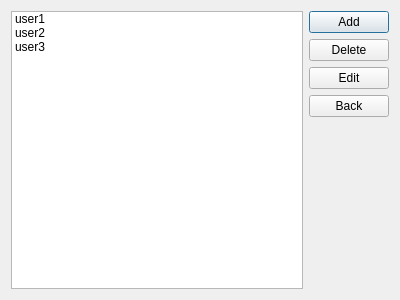
First picture: the form in editusers.ui, repository vk2231/VK, before the edit.
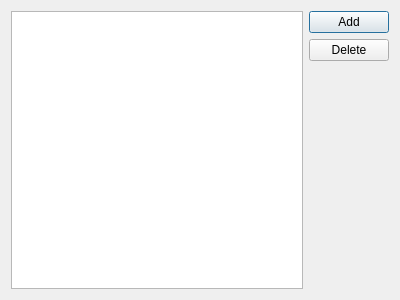
Second picture: the form after the edit.

Patch:
```diff
--- a/editusers.ui
+++ b/editusers.ui
@@ -28,40 +28,10 @@
      </property>
     </widget>
    </item>
+   <item row="1" column="0" rowspan="3">
+    <widget class="QListWidget" name="listWidget"/>
+   </item>
    <item row="3" column="1">
-    <widget class="QPushButton" name="pushButton_3">
-     <property name="text">
-      <string>Edit</string>
-     </property>
-    </widget>
-   </item>
-   <item row="4" column="1">
-    <widget class="QPushButton" name="pushButton_4">
-     <property name="text">
-      <string>Back</string>
-     </property>
-    </widget>
-   </item>
-   <item row="1" column="0" rowspan="5">
-    <widget class="QListWidget" name="listWidget">
-     <item>
-      <property name="text">
-       <string>user1</string>
-      </property>
-     </item>
-     <item>
-      <property name="text">
-       <string>user2</string>
-      </property>
-     </item>
-     <item>
-      <property name="text">
-       <string>user3</string>
-      </property>
-     </item>
-    </widget>
-   </item>
-   <item row="5" column="1">
     <spacer name="verticalSpacer">
      <property name="orientation">
       <enum>Qt::Vertical</enum>
```
